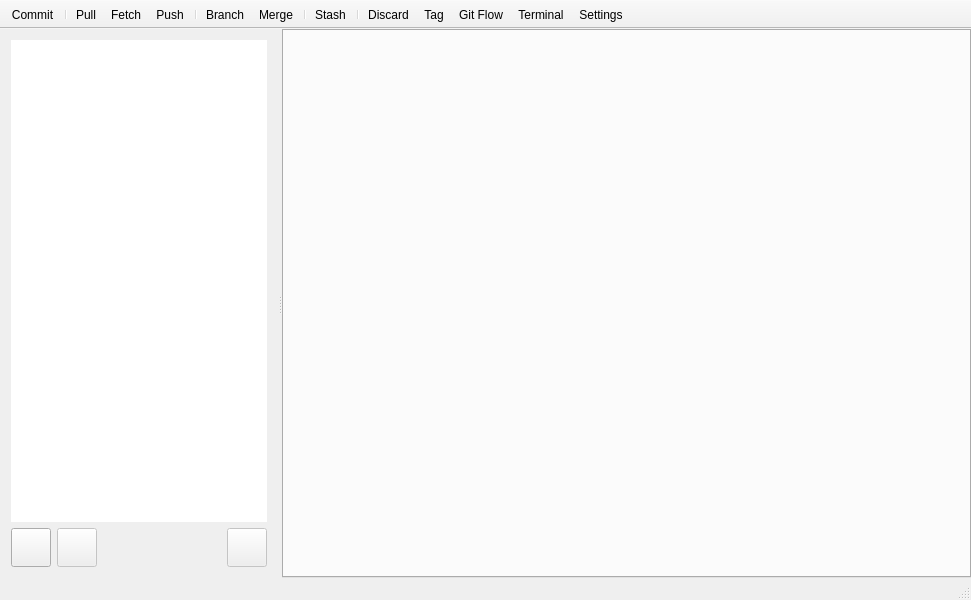
First picture: the form in qgitmastermainwindow.ui, repository bokic/gitmaster, before the edit.
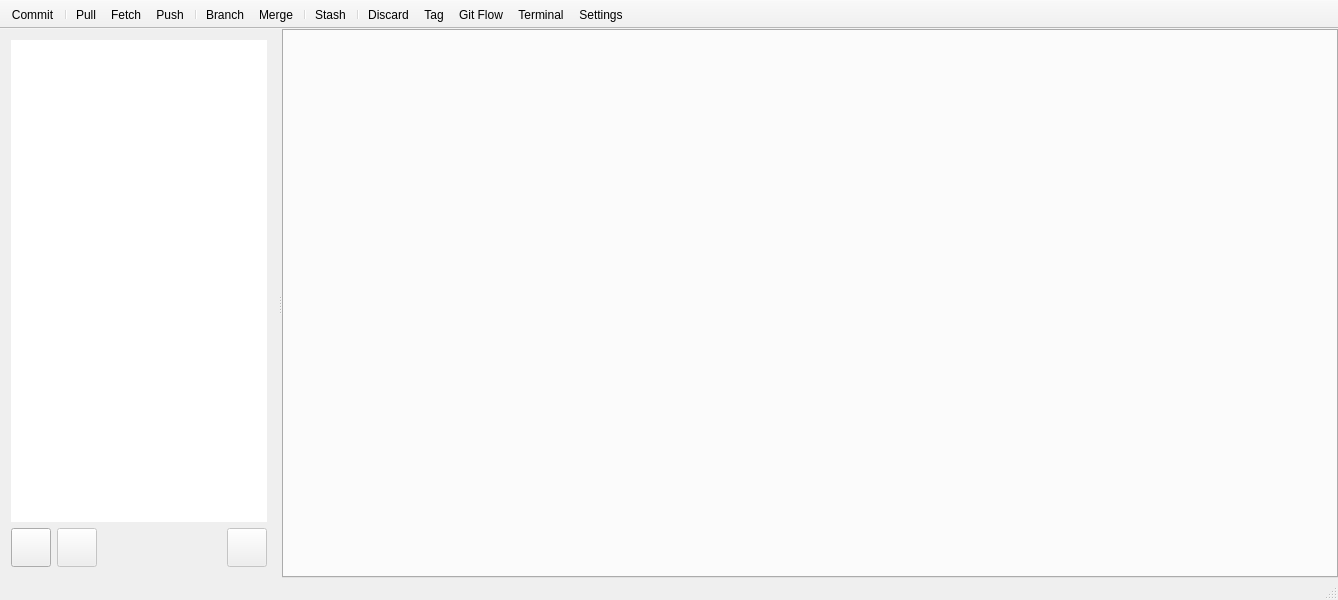
Second picture: the form after the edit. Icons and pictures are not drawn. Custom widgets are drawn as their Qt base class.

Commit message: Update main window size.

What changed in the file:
```diff
--- a/qgitmastermainwindow.ui
+++ b/qgitmastermainwindow.ui
@@ -6,7 +6,7 @@
    <rect>
     <x>0</x>
     <y>0</y>
-    <width>971</width>
+    <width>1338</width>
     <height>600</height>
    </rect>
   </property>
```
Left out of the diff: 2 changed lines with no effect on the pictures.
